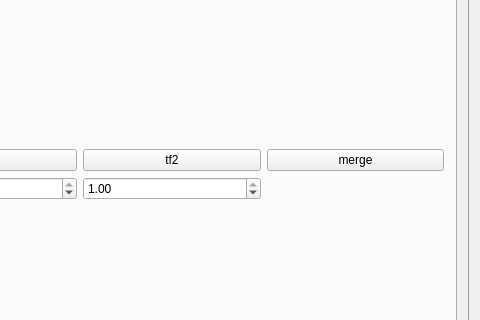
This is QtCuda/mainwindow.ui in luosz/cuda-visibility as Qt 5 draws it before an edit; both pictures show x 320 to 800 and y 445 to 765 of the 800 by 1080 pixel window. The edited form follows.
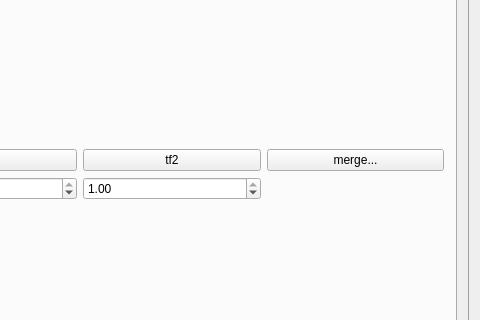
This is the edited form. The open tabs and pages were chosen to show the change.

What changed in the file:
```diff
--- a/QtCuda/mainwindow.ui
+++ b/QtCuda/mainwindow.ui
@@ -315,7 +315,7 @@
              <item row="0" column="3">
               <widget class="QPushButton" name="pushButton_10">
                <property name="text">
-                <string>merge</string>
+                <string>merge...</string>
                </property>
               </widget>
              </item>
```
